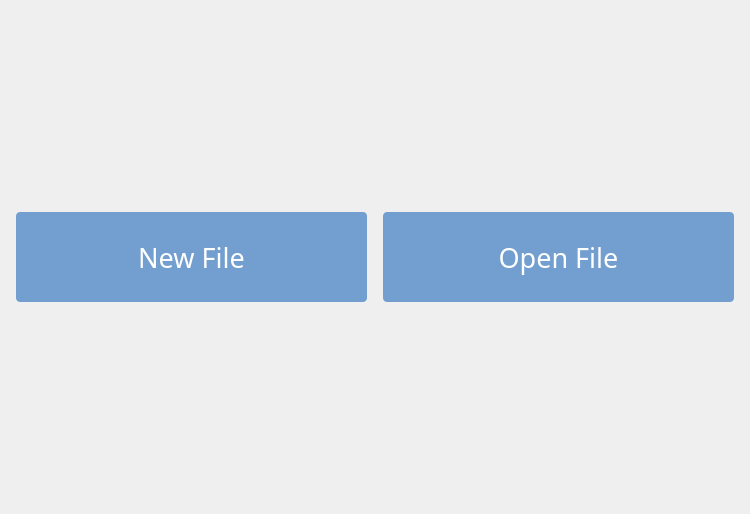
RunheZH/SCAPES, file opennewwidget.ui: the form before one commit.
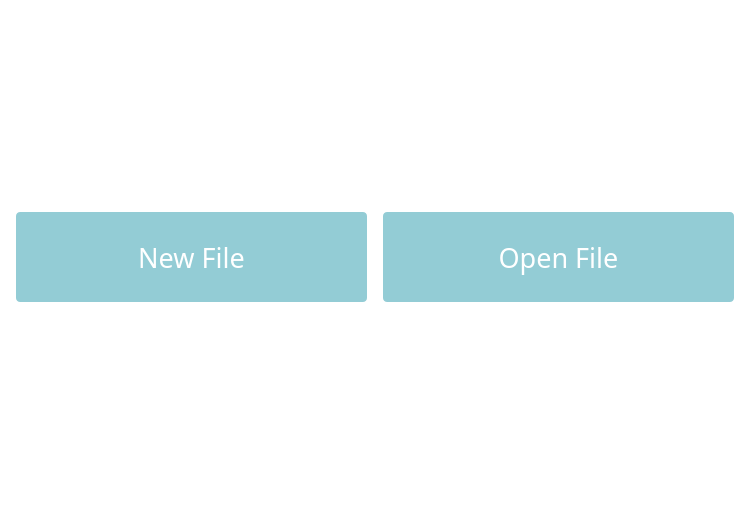
The form after the commit.

Commit message:
Interface beautify 1 (#16)
* interface - beautify_1

* interface - beautify

The edit to the form file:
```diff
--- a/opennewwidget.ui
+++ b/opennewwidget.ui
@@ -13,6 +13,9 @@
   <property name="windowTitle">
    <string>Form</string>
   </property>
+  <property name="styleSheet">
+   <string notr="true">background-color: rgba(255, 255, 255, 112)</string>
+  </property>
   <layout class="QHBoxLayout" name="horizontalLayout">
    <item>
     <widget class="QPushButton" name="newFile">
@@ -40,7 +43,7 @@
      <property name="styleSheet">
       <string notr="true">QPushButton {
 	border-radius: 4px;
-  	background-color: rgb(114, 159, 207);
+  	background-color: rgb(147,204,213);
 	color: #FFFFFF;
   	font: 75 20pt &quot;Source Code Pro&quot;;
  	margin: 5px;
@@ -79,7 +82,7 @@
      <property name="styleSheet">
       <string notr="true">QPushButton {
 	border-radius: 4px;
-  	background-color: rgb(114, 159, 207);
+  	background-color: rgb(147,204,213);
 	color: #FFFFFF;
   	font: 75 20pt &quot;Source Code Pro&quot;;
  	margin: 5px;
```
Left out of the diff: 8 changed lines with no effect on the pictures. The commit also changes 7 other files.
